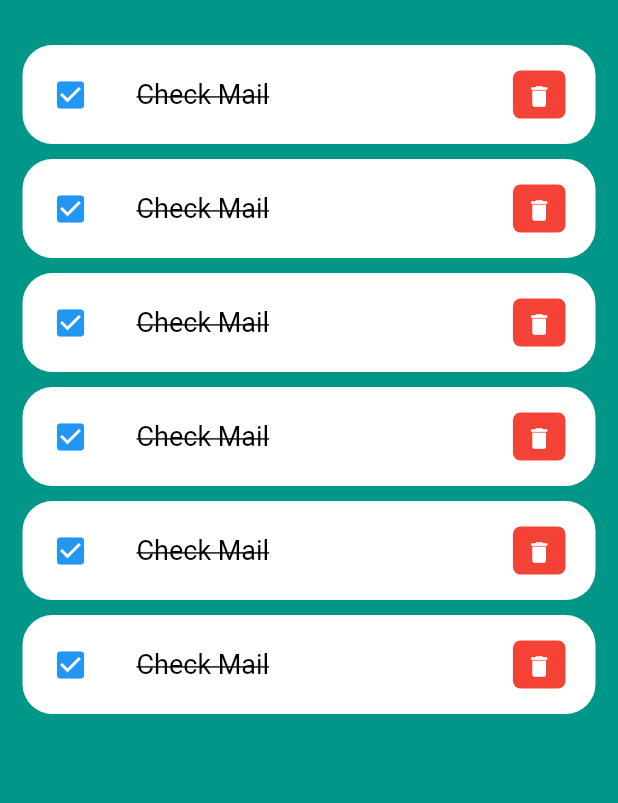
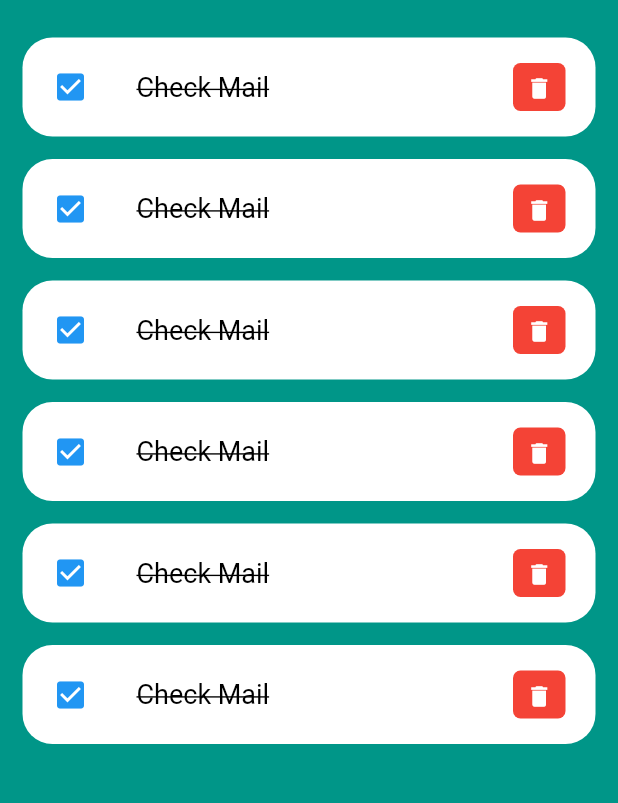
Before and after one commit to sahilrajput2223/to-do, a Flutter app: the screen it shows after launch, on a phone screen of 412 x 824 dp, the part 306-1109 px from its top. Run offline on Flutter 3.47's test engine with Material 2 defaults, Android fonts, the phone set to English and light mode, and no system bars.

Commit message:
Padding Logic Updated

```diff
--- a/lib/widgets/todo_item.dart
+++ b/lib/widgets/todo_item.dart
@@ -7,7 +7,7 @@ class todoItem extends StatelessWidget {
   @override
   Widget build(BuildContext context) {
     return Container(
-      padding: const EdgeInsets.symmetric(vertical: 5),
+      padding: const EdgeInsets.only(bottom: 15),
       child: ListTile(
         onTap: () {
           print("Todo List Clicked");
```
